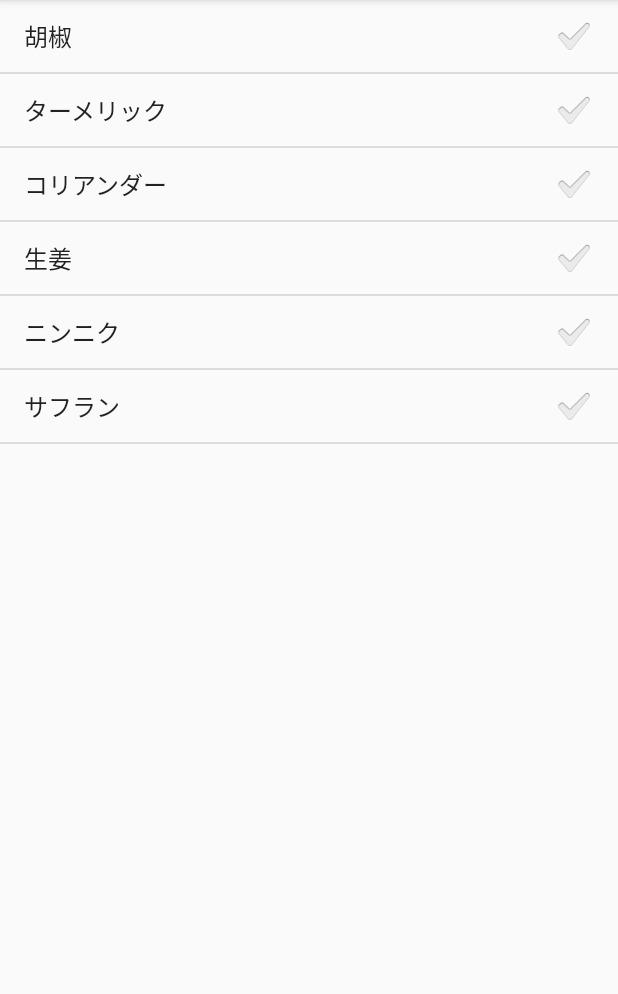
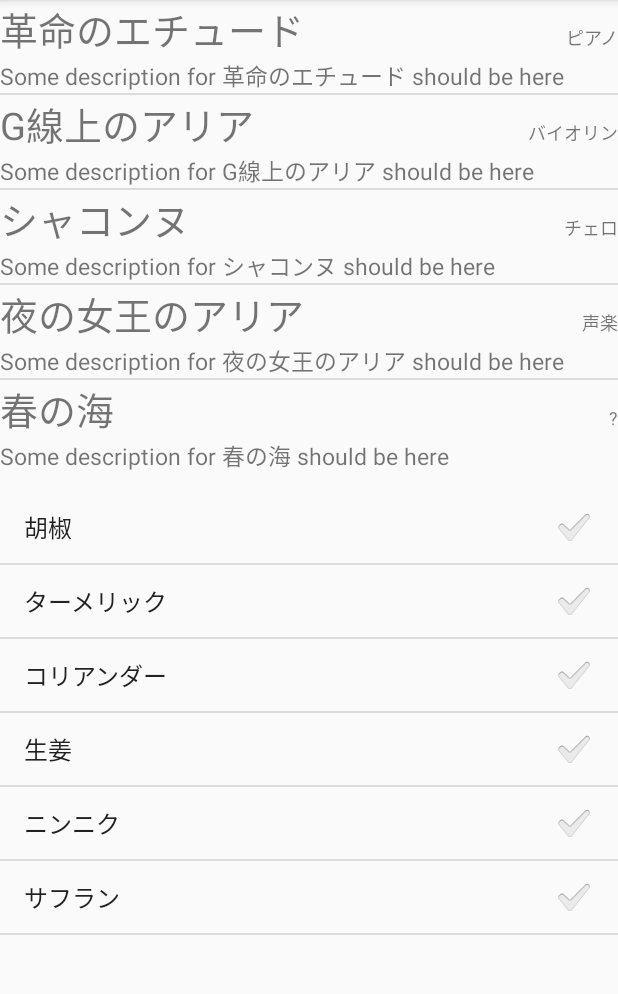
Before and after one commit to ryym/learn-android-list, an Android app: the screen it shows after launch (MainActivity), on a phone screen of 412 x 824 dp, the part 84-1078 px from its top. Run offline under Robolectric (Android 15) with nearby library versions, the phone set to English and light mode, and no system bars.

Commit message:
Add song list using SimpleAdapter

```diff
--- a/app/src/main/java/com/example/learnlist/MainActivity.kt
+++ b/app/src/main/java/com/example/learnlist/MainActivity.kt
@@ -14,7 +14,11 @@ class MainActivity : AppCompatActivity() {
     override fun onCreate(savedInstanceState: Bundle?) {
         super.onCreate(savedInstanceState)
         setContentView(R.layout.activity_main)
+        setupSpiceList()
+        setupSongList()
+    }
 
+    private fun setupSpiceList() {
         val spices = mutableListOf(
             "胡椒",
             "ターメリック",
@@ -69,4 +73,36 @@ class MainActivity : AppCompatActivity() {
             }
         })
     }
+
+    private fun setupSongList() {
+        val songs = arrayOf(
+            Song(title = "革命のエチュード", tag = "ピアノ"),
+            Song(title = "G線上のアリア", tag = "バイオリン"),
+            Song(title = "シャコンヌ", tag = "チェロ"),
+            Song(title = "夜の女王のアリア", tag = "声楽"),
+            Song(title = "春の海", tag = "?")
+        )
+
+        // https://developer.android.com/reference/android/widget/SimpleAdapter
+        // データを List<Map<String, String>> として渡し、マップのキーと TextView の ID を
+        // 対応づけてデータを表示する事ができる。 TextView のみのシンプルなリストを作るのには使える。
+        val adapter = SimpleAdapter(
+            this,
+            songs.map { it.toMap() },
+            R.layout.list_item,
+            arrayOf("title", "tag", "desc"),
+            intArrayOf(R.id.title, R.id.tag, R.id.desc)
+        )
+
+        val list = findViewById<ListView>(R.id.songs)
+        list.adapter = adapter
+    }
+
 }
+
+data class Song(val title: String, val tag: String) {
+    fun toMap(): Map<String, String> {
+        val desc = "Some description for $title should be here"
+        return mapOf("title" to title, "tag" to tag, "desc" to desc)
+    }
+}
--- a/app/src/main/res/layout/activity_main.xml
+++ b/app/src/main/res/layout/activity_main.xml
@@ -8,6 +8,12 @@
     tools:context=".MainActivity">
 
     <ListView
+        android:id="@+id/songs"
+        android:layout_width="match_parent"
+        android:layout_height="wrap_content"
+        android:layout_marginBottom="12sp"/>
+
+    <ListView
         android:id="@+id/spices"
         android:layout_width="match_parent"
         android:layout_height="match_parent"
--- /dev/null
+++ b/app/src/main/res/layout/list_item.xml
@@ -0,0 +1,27 @@
+<?xml version="1.0" encoding="utf-8"?>
+<LinearLayout xmlns:android="http://schemas.android.com/apk/res/android"
+    android:orientation="vertical" android:layout_width="match_parent"
+    android:layout_height="match_parent">
+    <LinearLayout
+        android:layout_width="match_parent"
+        android:layout_height="match_parent"
+        android:orientation="horizontal">
+        <TextView
+            android:id="@+id/title"
+            android:layout_width="wrap_content"
+            android:layout_height="wrap_content"
+            android:gravity="start"
+            android:textSize="25sp"></TextView>
+        <TextView
+            android:id="@+id/tag"
+            android:layout_width="match_parent"
+            android:layout_height="wrap_content"
+            android:gravity="end"
+            android:textSize="12sp"></TextView>
+    </LinearLayout>
+    <TextView
+        android:id="@+id/desc"
+        android:layout_width="wrap_content"
+        android:layout_height="wrap_content"
+        android:textSize="15sp"></TextView>
+</LinearLayout>
```
